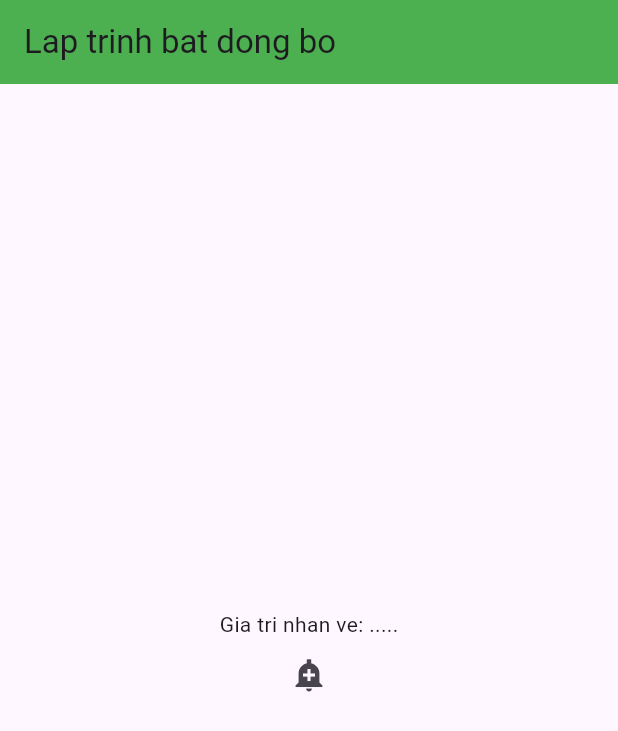
After one commit to dntruong81/testflutter, a Flutter app: the BatDongBoPage screen opened directly, after a tap on the "add alert" icon, on a phone screen of 412 x 824 dp. The commit adds this screen. Shown: the top 731 px of the screen. Run offline on Flutter 3.47's test engine with Material 3 defaults, Android fonts, the phone set to English and light mode, and no system bars.

Commit message:
Cap nhat ngay 11122025

```diff
--- a/lib/InkWell.dart
+++ b/lib/InkWell.dart
@@ -16,7 +16,7 @@ class TestInkWellState extends State <TestInkWell> {
         child: InkWell(
           child: Text('InkWell Test'),
           onTap: (){
-            var  mySnackbarContent  = SnackBar(content: Text('InkWell Test'));
+            var  mySnackbarContent  = SnackBar(content: Text('Test InkWell Test'));
             ScaffoldMessenger.of(context).showSnackBar(mySnackbarContent);
             }
         ),
--- a/lib/ListTitle.dart
+++ b/lib/ListTitle.dart
@@ -23,7 +23,8 @@ class MyListTitleState extends State<MyListTitle> {
               subtitle: Text('Thong tin bo sung'),
               trailing: Icon(Icons.arrow_forward_ios),
               onTap: (){
-
+                var  mySnackbarContent  = SnackBar(content: Text('Xin chao lop 16DTH1'));
+                ScaffoldMessenger.of(context).showSnackBar(mySnackbarContent);
               },
             ),
           ],
--- a/lib/PushNamed_truyenthamso.dart
+++ b/lib/PushNamed_truyenthamso.dart
@@ -42,7 +42,7 @@ class TestPushNamed extends StatefulWidget {
 }
 
 class TestPushNamedState extends State<TestPushNamed> {
-  String data1 = 'Nguyen van A';
+  String data1 = 'Đoàn Nhựt Trường';
   Student data2 = Student('Nguyen Van B','1990784');
   String _getValue ='';
   @override
--- /dev/null
+++ b/lib/batdongbo1.dart
@@ -0,0 +1,64 @@
+import 'package:flutter/material.dart';
+
+void main() {
+  runApp(MyApp());
+}
+
+Future<String> createOderMessage() async {
+  var mess = await getUserMessage();
+  return mess;
+}
+
+Future<String> getUserMessage() async {
+  return (Future.delayed(Duration(seconds: 10), () => 'Da doi kq tra ve'));
+}
+
+class MyApp extends StatelessWidget {
+  @override
+  Widget build(BuildContext context) {
+    // TODO: implement build
+    return MaterialApp(
+      debugShowCheckedModeBanner: false,
+      home: BatDongBoPage(),
+    );
+  }
+}
+
+class BatDongBoPage extends StatefulWidget {
+  @override
+  State<StatefulWidget> createState() {
+    // TODO: implement createState
+    return BatDongBoPageState();
+  }
+}
+
+class BatDongBoPageState extends State<BatDongBoPage> {
+  String message = '';
+  @override
+  Widget build(BuildContext context) {
+    // TODO: implement build
+    return Scaffold(
+      appBar: AppBar(
+        title: Text('Lap trinh bat dong bo'),
+        backgroundColor: Colors.green,
+      ),
+      body: Center(
+        child: Column(
+          mainAxisAlignment: MainAxisAlignment.center,
+          children: [
+            Text('Gia tri nhan ve: $message'),
+            IconButton(
+              onPressed: () async {
+                message = '.....';
+                setState(() {});
+                message = await createOderMessage();
+                setState(() {});
+              },
+              icon: Icon(Icons.add_alert_sharp),
+            ),
+          ],
+        ),
+      ),
+    );
+  }
+}
--- a/lib/checkbox.dart
+++ b/lib/checkbox.dart
@@ -19,7 +19,7 @@ class MyCheckboxState extends State<MyCheckbox> {
           child: Row(
             mainAxisAlignment: MainAxisAlignment.start,
             children: [
-                Text('Checkbox Demo'),
+              Text('Checkbox Demo'),
               Checkbox(value: giatri1,
                   checkColor: Colors.greenAccent,
                   activeColor: Colors.red,
--- a/lib/flexible.dart
+++ b/lib/flexible.dart
@@ -17,7 +17,7 @@ class MyFlexibleState extends State<MyFlexible> {
         child: Column(
           mainAxisAlignment: MainAxisAlignment.center,
           children: [
-            Flexible(child: Container(color: Colors.yellow,height: 100,),fit:FlexFit.loose),
+            Flexible(child: Container(color: Colors.yellow),flex: 3,),
             Flexible(child: Container(color: Colors.green)),
             Flexible(child: Container(color: Colors.red))
           ],
--- a/lib/listview.dart
+++ b/lib/listview.dart
@@ -21,7 +21,7 @@ class TestListViewState extends State <TestListView> {
           children: [
           Flexible(
             child: ListView.builder(
-                itemCount: 5,
+                itemCount: 3,
                 itemBuilder: (context, index) {
                   return Card(
                     child: ListTile(
--- a/lib/onGenerateRoute.dart
+++ b/lib/onGenerateRoute.dart
@@ -53,7 +53,7 @@ class TestPushNamedState extends State<TestPushNamed> {
               icon: Icon(Icons.navigate_next),
               label: Text('Trang kế tiếp 1'),
             ),
-            SizedBox(height: 100,),
+            SizedBox(height: 10,),
             TextButton.icon(
               onPressed: () {
                 Navigator.pushNamed(context, Routs.Screen_2);
--- a/lib/radiodemo.dart
+++ b/lib/radiodemo.dart
@@ -9,8 +9,8 @@ class MyRadio extends StatefulWidget {
 }
 
 class MyRadioState extends State<MyRadio> {
-  int? _gioitinh = 0; //Nam = 0,Nữ = 1
-  int? _gioitinh2 = 0; //Nam = 0,Nữ = 1
+  int? _gioitinh = 1; //Nam = 0,Nữ = 1
+  int? _gioitinh2 = 1; //Nam = 0,Nữ = 1
   @override
   Widget build(BuildContext context) {
     // TODO: implement build
--- a/lib/stack.dart
+++ b/lib/stack.dart
@@ -21,9 +21,7 @@ class MyStackState extends State<MyStack> {
             Container(width: 200, height: 200, color: Colors.red),
             Container(width: 180, height: 180, color: Colors.yellow),
             Positioned(
-              left: -20,
-              bottom: -50,
-              child: Container(width: 160, height: 160, color: Colors.green),
+                  child: Container(width: 160, height: 160, color: Colors.green),
             ),
           ],
         ),
```
Also changed, not shown: lib/main.dart (+14 -76 lines), lib/main1.dart (added, +51 -0 lines), lib/testfieldtext.dart (+6 -1 lines).
